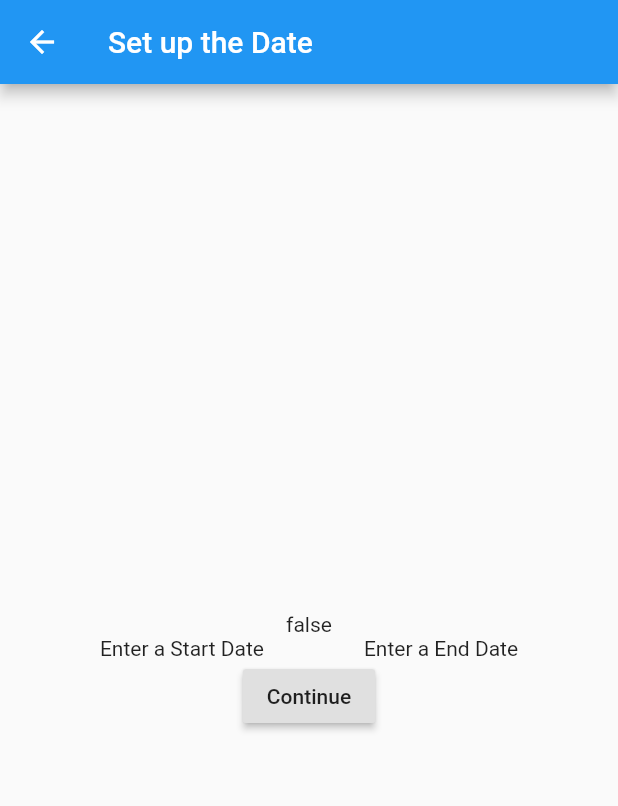
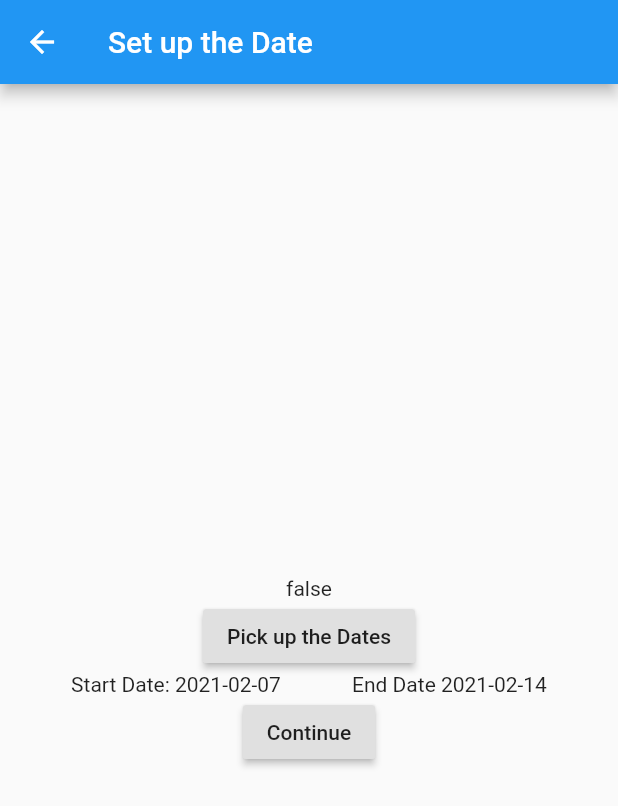
Before and after one commit to oporto723/reach-your-goals, a Flutter app: the NewGoalDateView screen opened directly with empty values, on a phone screen of 412 x 824 dp. Shown: the top 806 px of the screen. Run offline on Flutter 3.47's test engine with Material 2 defaults, Android fonts, the light colour scheme and no system bars; our stand-ins replace cloud_firestore, firebase_core; missing offline and left inert: date_range_picker; accounts and stored records are empty.

Commit message:
Add calendar date picker

```diff
--- a/lib/views/new_goal/goal_date_view.dart
+++ b/lib/views/new_goal/goal_date_view.dart
@@ -1,11 +1,38 @@
 import 'package:flutter/material.dart';
+import 'package:intl/intl.dart';
 import 'package:reachYourGoals/models/goal.dart';
+import 'dart:async';
 
+import 'package:date_range_picker/date_range_picker.dart' as DateRagePicker;
 import 'goal_confiramtion_view.dart';
 
-class NewGoalDateView extends StatelessWidget {
+class NewGoalDateView extends StatefulWidget {
   final Goal goal;
   NewGoalDateView({Key key, @required this.goal}) : super(key: key);
+
+  @override
+  _NewGoalDateViewState createState() => _NewGoalDateViewState();
+}
+
+class _NewGoalDateViewState extends State<NewGoalDateView> {
+  DateTime _startDate = DateTime.now();
+  DateTime _endDate = DateTime.now().add(Duration(days: 7));
+
+  Future displayDateRagePicker(BuildContext context) async {
+    final List<DateTime> picked = await DateRagePicker.showDatePicker(
+      context: context,
+      initialFirstDate: _startDate,
+      initialLastDate: _endDate,
+      firstDate: new DateTime(DateTime.now().year - 5),
+      lastDate: new DateTime(DateTime.now().year + 5),
+    );
+    if (picked != null && picked.length == 2) {
+      setState(() {
+        _startDate = picked[0];
+        _endDate = picked[1];
+      });
+    }
+  }
 
   @override
   Widget build(BuildContext context) {
@@ -17,24 +44,31 @@ class NewGoalDateView extends StatelessWidget {
         child: Column(
           mainAxisAlignment: MainAxisAlignment.center,
           children: <Widget>[
-            Text(goal.goalName),
-            Text(goal.isGood.toString()),
+            Text(widget.goal.goalName),
+            Text(widget.goal.isGood.toString()),
+            RaisedButton(
+                child: Text("Pick up the Dates"),
+                onPressed: () async {
+                  await displayDateRagePicker(context);
+                }),
             Row(
               mainAxisAlignment: MainAxisAlignment.spaceEvenly,
               children: [
-                Text("Enter a Start Date"),
-                Text("Enter a End Date"),
+                Text(
+                    "Start Date: ${DateFormat('yyyy-MM-dd').format(_startDate)}"),
+                Text("End Date ${DateFormat('yyyy-MM-dd').format(_endDate)}"),
               ],
             ),
             RaisedButton(
               child: Text("Continue"),
               onPressed: () {
-                goal.startDate = DateTime.now();
-                goal.endDate = DateTime.now();
+                widget.goal.startDate = _startDate;
+                widget.goal.endDate = _endDate;
                 Navigator.push(
                   context,
                   MaterialPageRoute(
-                    builder: (context) => NewGoalConfirmationView(goal: goal),
+                    builder: (context) =>
+                        NewGoalConfirmationView(goal: widget.goal),
                   ),
                 );
               },
--- a/pubspec.yaml
+++ b/pubspec.yaml
@@ -25,6 +25,8 @@ dependencies:
     sdk: flutter
   firebase_core: "0.7.0"
   cloud_firestore: "^0.16.0"
+
+  date_range_picker: ^1.0.6
   intl: ^0.16.1
 
   # The following adds the Cupertino Icons font to your application.
```
Also changed, not shown: pubspec.lock.
